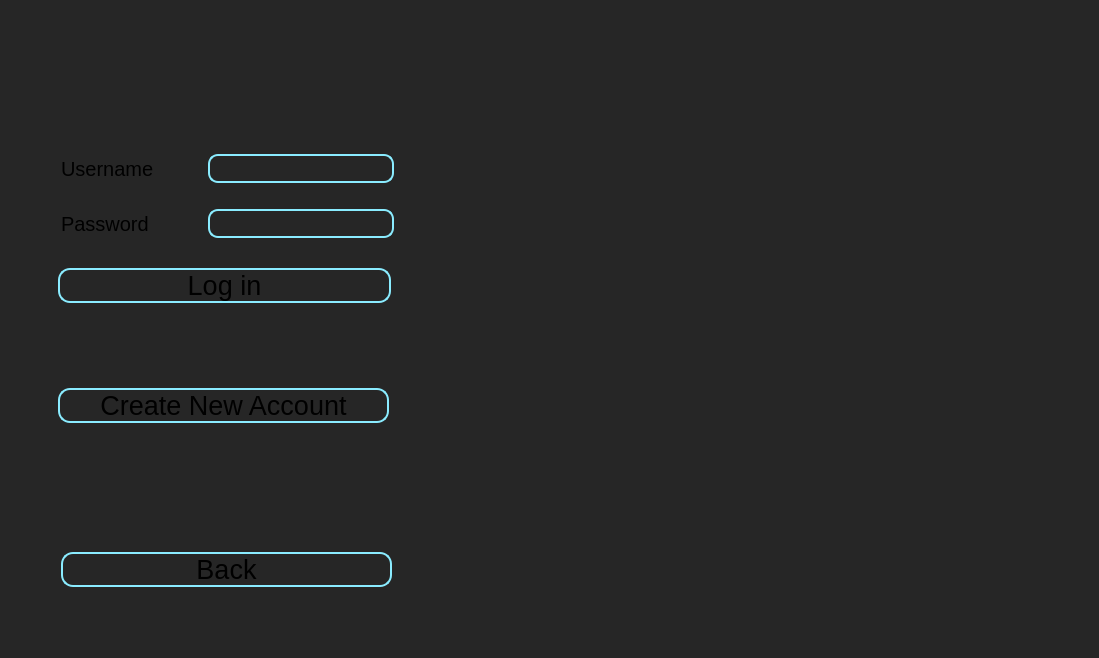
Old version of the form Client/Client/mainwindow.ui in the repository cpp-park-vk-education/2022_2_oldB.
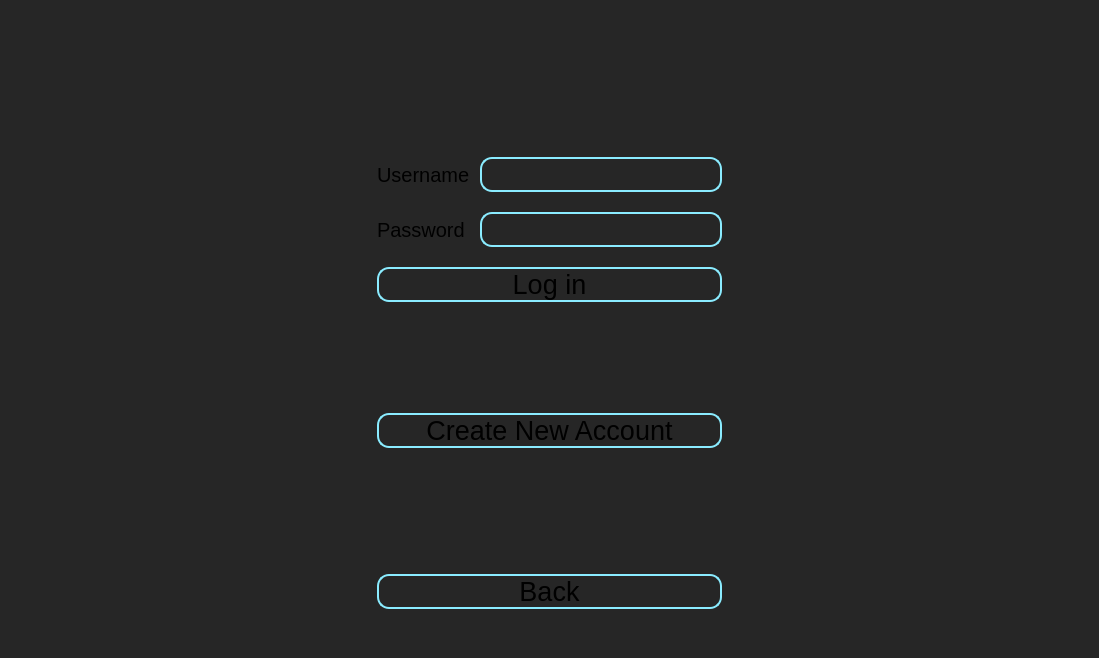
New version of the form. The open tabs and pages were chosen to show the change.

Commit message: it's a revolution design, Johnny

```diff
--- a/Client/Client/mainwindow.ui
+++ b/Client/Client/mainwindow.ui
@@ -20,8 +20,8 @@
    <property name="styleSheet">
     <string notr="true">background-color: #262626</string>
    </property>
-   <layout class="QVBoxLayout" name="verticalLayout">
-    <item>
+   <layout class="QGridLayout" name="gridLayout_3">
+    <item row="0" column="0">
      <widget class="QStackedWidget" name="stackedWidget">
       <property name="sizePolicy">
        <sizepolicy hsizetype="Preferred" vsizetype="Preferred">
@@ -168,140 +168,30 @@
            </layout>
           </widget>
           <widget class="QWidget" name="page_3">
-           <widget class="QPushButton" name="loginButton">
-            <property name="geometry">
-             <rect>
-              <x>10</x>
-              <y>250</y>
-              <width>333</width>
-              <height>35</height>
-             </rect>
-            </property>
-            <property name="font">
-             <font>
-              <pointsize>20</pointsize>
-              <italic>false</italic>
-              <bold>false</bold>
-             </font>
-            </property>
-            <property name="styleSheet">
-             <string notr="true">QPushButton { 
-font: 20pt;
-border: 2px solid #8aecff;
-border-radius: 12px;
-} 
-
-QPushButton:hover {
-background-color: #525252;
-}</string>
-            </property>
-            <property name="text">
-             <string>Log in</string>
-            </property>
-           </widget>
-           <widget class="QLabel" name="client_error_reason_label_2">
-            <property name="geometry">
-             <rect>
-              <x>13</x>
-              <y>467</y>
-              <width>333</width>
-              <height>17</height>
-             </rect>
-            </property>
-            <property name="sizePolicy">
-             <sizepolicy hsizetype="Preferred" vsizetype="Fixed">
-              <horstretch>0</horstretch>
-              <verstretch>0</verstretch>
-             </sizepolicy>
-            </property>
-            <property name="styleSheet">
-             <string notr="true">color: red;</string>
-            </property>
-            <property name="text">
-             <string/>
-            </property>
-           </widget>
-           <widget class="QLineEdit" name="loginLine">
-            <property name="geometry">
-             <rect>
-              <x>160</x>
-              <y>136</y>
-              <width>186</width>
-              <height>29</height>
-             </rect>
-            </property>
-            <property name="font">
-             <font>
-              <pointsize>15</pointsize>
-             </font>
-            </property>
-            <property name="styleSheet">
-             <string notr="true">border: 2px solid #8aecff; border-radius: 10px;
-color: white;</string>
-            </property>
-            <property name="text">
-             <string/>
-            </property>
-           </widget>
-           <widget class="QLabel" name="client_potential_errors_label_2">
-            <property name="geometry">
-             <rect>
-              <x>13</x>
-              <y>318</y>
-              <width>333</width>
-              <height>17</height>
-             </rect>
-            </property>
-            <property name="sizePolicy">
-             <sizepolicy hsizetype="Preferred" vsizetype="Maximum">
-              <horstretch>0</horstretch>
-              <verstretch>0</verstretch>
-             </sizepolicy>
-            </property>
-            <property name="styleSheet">
-             <string notr="true">color:red;</string>
-            </property>
-            <property name="text">
-             <string/>
-            </property>
-           </widget>
-           <widget class="QLineEdit" name="passwordLine">
-            <property name="geometry">
-             <rect>
-              <x>160</x>
-              <y>191</y>
-              <width>186</width>
-              <height>29</height>
-             </rect>
-            </property>
-            <property name="font">
-             <font>
-              <pointsize>15</pointsize>
-             </font>
-            </property>
-            <property name="styleSheet">
-             <string notr="true">border: 2px solid #8aecff; border-radius: 10px;
-color: white;</string>
-            </property>
-            <property name="text">
-             <string/>
-            </property>
-            <property name="echoMode">
-             <enum>QLineEdit::Password</enum>
-            </property>
-           </widget>
+           <layout class="QGridLayout" name="gridLayout_4">
+            <item row="0" column="0">
+             <spacer name="horizontalSpacer_6">
+              <property name="orientation">
+               <enum>Qt::Horizontal</enum>
+              </property>
+              <property name="sizeType">
+               <enum>QSizePolicy::Fixed</enum>
+              </property>
+              <property name="sizeHint" stdset="0">
+               <size>
+                <width>320</width>
+                <height>20</height>
+               </size>
+              </property>
+             </spacer>
+            </item>
+            <item row="0" column="1">
+             <layout class="QGridLayout" name="gridLayout_16">
+              <item row="6" column="0">
            <widget class="QPushButton" name="backButton_4">
             <property name="enabled">
              <bool>true</bool>
             </property>
-            <property name="geometry">
-             <rect>
-              <x>13</x>
-              <y>534</y>
-              <width>331</width>
-              <height>35</height>
-             </rect>
-            </property>
             <property name="font">
              <font>
               <pointsize>20</pointsize>
@@ -324,63 +214,25 @@
              <string>Back</string>
             </property>
            </widget>
-           <widget class="QLabel" name="label_8">
-            <property name="geometry">
-             <rect>
-              <x>13</x>
-              <y>136</y>
-              <width>141</width>
-              <height>29</height>
-             </rect>
-            </property>
-            <property name="font">
-             <font>
-              <pointsize>15</pointsize>
-             </font>
-            </property>
-            <property name="styleSheet">
-             <string notr="true">background-color: none;</string>
-            </property>
-            <property name="text">
-             <string>Username</string>
-            </property>
-            <property name="alignment">
-             <set>Qt::AlignLeading|Qt::AlignLeft|Qt::AlignVCenter</set>
-            </property>
-           </widget>
-           <widget class="QLabel" name="label_6">
-            <property name="geometry">
-             <rect>
-              <x>13</x>
-              <y>191</y>
-              <width>141</width>
-              <height>29</height>
-             </rect>
-            </property>
-            <property name="font">
-             <font>
-              <pointsize>15</pointsize>
-             </font>
-            </property>
-            <property name="styleSheet">
-             <string notr="true">background-color: none;</string>
-            </property>
-            <property name="text">
-             <string>Password</string>
-            </property>
-            <property name="alignment">
-             <set>Qt::AlignLeading|Qt::AlignLeft|Qt::AlignVCenter</set>
-            </property>
-           </widget>
+              </item>
+              <item row="2" column="0">
+               <spacer name="verticalSpacer_3">
+                <property name="orientation">
+                 <enum>Qt::Vertical</enum>
+                </property>
+                <property name="sizeType">
+                 <enum>QSizePolicy::Fixed</enum>
+                </property>
+                <property name="sizeHint" stdset="0">
+                 <size>
+                  <width>20</width>
+                  <height>40</height>
+                 </size>
+                </property>
+               </spacer>
+              </item>
+              <item row="3" column="0">
            <widget class="QPushButton" name="createNewAccBtn">
-            <property name="geometry">
-             <rect>
-              <x>10</x>
-              <y>370</y>
-              <width>331</width>
-              <height>35</height>
-             </rect>
-            </property>
             <property name="font">
              <font>
               <pointsize>20</pointsize>
@@ -403,6 +255,200 @@
              <string>Create New Account</string>
             </property>
            </widget>
+              </item>
+              <item row="0" column="0">
+               <layout class="QFormLayout" name="formLayout_3">
+                <property name="sizeConstraint">
+                 <enum>QLayout::SetFixedSize</enum>
+                </property>
+                <property name="horizontalSpacing">
+                 <number>10</number>
+                </property>
+                <property name="verticalSpacing">
+                 <number>20</number>
+                </property>
+                <property name="topMargin">
+                 <number>0</number>
+                </property>
+                <property name="bottomMargin">
+                 <number>3</number>
+                </property>
+                <item row="1" column="0">
+                 <widget class="QLabel" name="label_8">
+                  <property name="font">
+                   <font>
+                    <pointsize>15</pointsize>
+                   </font>
+                  </property>
+                  <property name="styleSheet">
+                   <string notr="true">background-color: none;</string>
+                  </property>
+                  <property name="text">
+                   <string>Username</string>
+                  </property>
+                  <property name="alignment">
+                   <set>Qt::AlignLeading|Qt::AlignLeft|Qt::AlignVCenter</set>
+                  </property>
+                 </widget>
+                </item>
+                <item row="1" column="1">
+                 <widget class="QLineEdit" name="loginLine">
+                  <property name="sizePolicy">
+                   <sizepolicy hsizetype="Expanding" vsizetype="Fixed">
+                    <horstretch>0</horstretch>
+                    <verstretch>0</verstretch>
+                   </sizepolicy>
+                  </property>
+                  <property name="minimumSize">
+                   <size>
+                    <width>0</width>
+                    <height>35</height>
+                   </size>
+                  </property>
+                  <property name="font">
+                   <font>
+                    <pointsize>15</pointsize>
+                   </font>
+                  </property>
+                  <property name="styleSheet">
+                   <string notr="true">border: 2px solid #8aecff; border-radius: 12px;
+color: white;</string>
+                  </property>
+                  <property name="text">
+                   <string/>
+                  </property>
+                 </widget>
+                </item>
+                <item row="2" column="0">
+                 <widget class="QLabel" name="label_6">
+                  <property name="font">
+                   <font>
+                    <pointsize>15</pointsize>
+                   </font>
+                  </property>
+                  <property name="styleSheet">
+                   <string notr="true">background-color: none;</string>
+                  </property>
+                  <property name="text">
+                   <string>Password</string>
+                  </property>
+                  <property name="alignment">
+                   <set>Qt::AlignLeading|Qt::AlignLeft|Qt::AlignVCenter</set>
+                  </property>
+                 </widget>
+                </item>
+                <item row="2" column="1">
+                 <widget class="QLineEdit" name="passwordLine">
+                  <property name="sizePolicy">
+                   <sizepolicy hsizetype="Expanding" vsizetype="Fixed">
+                    <horstretch>0</horstretch>
+                    <verstretch>0</verstretch>
+                   </sizepolicy>
+                  </property>
+                  <property name="minimumSize">
+                   <size>
+                    <width>0</width>
+                    <height>35</height>
+                   </size>
+                  </property>
+                  <property name="font">
+                   <font>
+                    <pointsize>15</pointsize>
+                   </font>
+                  </property>
+                  <property name="styleSheet">
+                   <string notr="true">border: 2px solid #8aecff; border-radius: 12px;
+color: white;</string>
+                  </property>
+                  <property name="text">
+                   <string/>
+                  </property>
+                  <property name="echoMode">
+                   <enum>QLineEdit::Password</enum>
+                  </property>
+                 </widget>
+                </item>
+                <item row="0" column="0" colspan="2">
+                 <spacer name="verticalSpacer_9">
+                  <property name="orientation">
+                   <enum>Qt::Vertical</enum>
+                  </property>
+                  <property name="sizeType">
+                   <enum>QSizePolicy::Fixed</enum>
+                  </property>
+                  <property name="sizeHint" stdset="0">
+                   <size>
+                    <width>20</width>
+                    <height>110</height>
+                   </size>
+                  </property>
+                 </spacer>
+                </item>
+                <item row="3" column="0" colspan="2">
+                 <widget class="QPushButton" name="loginButton">
+                  <property name="enabled">
+                   <bool>true</bool>
+                  </property>
+                  <property name="font">
+                   <font>
+                    <pointsize>20</pointsize>
+                    <italic>false</italic>
+                    <bold>false</bold>
+                   </font>
+                  </property>
+                  <property name="styleSheet">
+                   <string notr="true">QPushButton { 
+font: 20pt;
+border: 2px solid #8aecff;
+border-radius: 12px;
+} 
+
+QPushButton:hover {
+background-color: #525252;
+}</string>
+                  </property>
+                  <property name="text">
+                   <string>Log in</string>
+                  </property>
+                 </widget>
+                </item>
+               </layout>
+              </item>
+              <item row="4" column="0">
+               <spacer name="verticalSpacer_2">
+                <property name="orientation">
+                 <enum>Qt::Vertical</enum>
+                </property>
+                <property name="sizeType">
+                 <enum>QSizePolicy::Fixed</enum>
+                </property>
+                <property name="sizeHint" stdset="0">
+                 <size>
+                  <width>20</width>
+                  <height>120</height>
+                 </size>
+                </property>
+               </spacer>
+              </item>
+             </layout>
+            </item>
+            <item row="0" column="2">
+             <spacer name="horizontalSpacer_5">
+              <property name="orientation">
+               <enum>Qt::Horizontal</enum>
+              </property>
+              <property name="sizeType">
+               <enum>QSizePolicy::Fixed</enum>
+              </property>
+              <property name="sizeHint" stdset="0">
+               <size>
+                <width>320</width>
+                <height>20</height>
+               </size>
+              </property>
+             </spacer>
+            </item>
+           </layout>
           </widget>
           <widget class="QWidget" name="page_4">
            <widget class="QLabel" name="label_18">
```
Left out of the diff: 1021 changed lines with no effect on the pictures. Lines whose indentation alone changed are shown as unchanged. The commit also changes 2 other files.
